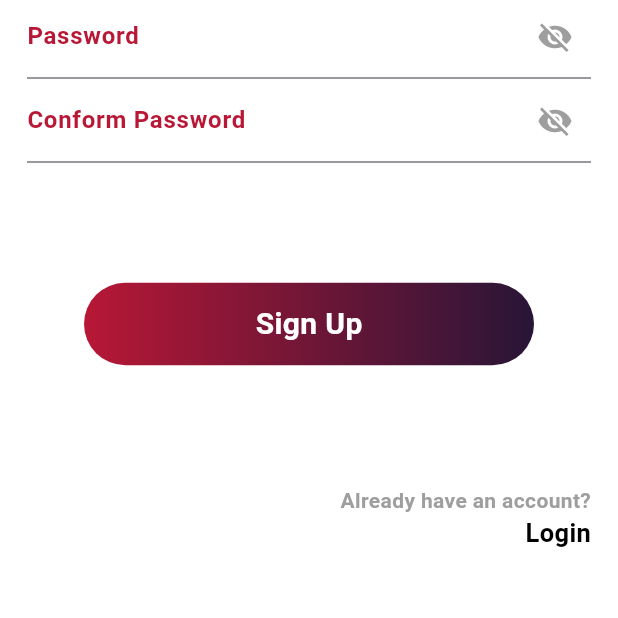
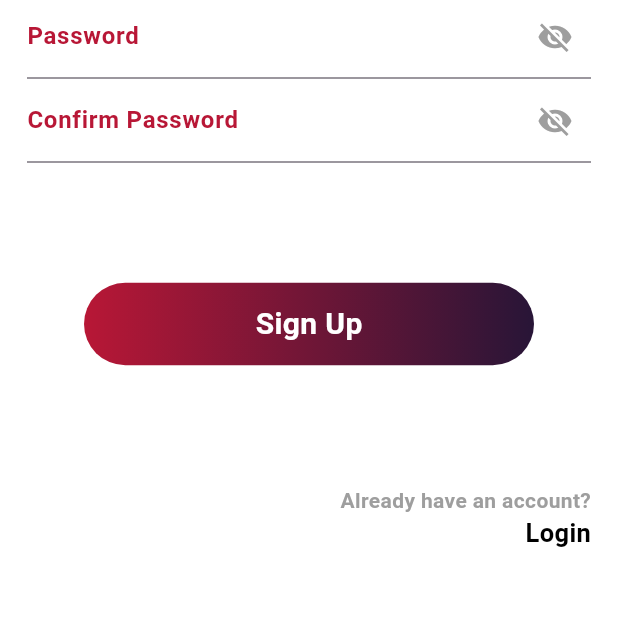
Before and after one commit to banjovic/auth_pages, a Flutter app: the RegisterScreen screen opened directly, on a phone screen of 412 x 824 dp, the part 579-1197 px from its top. Run offline on Flutter 3.47's test engine with Material 3 defaults, Android fonts, the light colour scheme and no system bars.

Commit message:
"Fixed typo in 'Confirm Password' label on Register Screen."

```diff
--- a/lib/screens/register_screen.dart
+++ b/lib/screens/register_screen.dart
@@ -157,7 +157,7 @@ class _RegisterScreenState extends State<RegisterScreen> {
                             color: Colors.grey,
                           ),
                           label: Text(
-                            'Conform Password',
+                            'Confirm Password',
                             style: TextStyle(
                               fontWeight: FontWeight.bold,
                               color: Color(0xffB81736),
```
